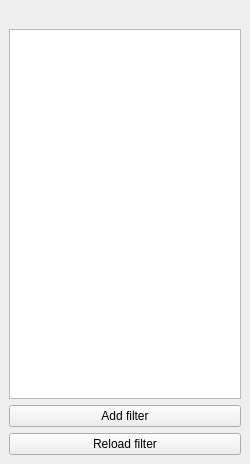
This is SeaGoatVision/client/qt/uifiles/WinFilterList.ui in Octets/SeaGoatVision as Qt 5 draws it before an edit. The edited form follows.
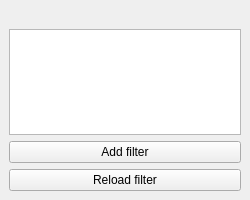
This is the edited form.

Commit message: Qt: Change minimum size qt widget. To support 1024/768

```diff
--- a/SeaGoatVision/client/qt/uifiles/WinFilterList.ui
+++ b/SeaGoatVision/client/qt/uifiles/WinFilterList.ui
@@ -7,13 +7,13 @@
     <x>0</x>
     <y>0</y>
     <width>250</width>
-    <height>464</height>
+    <height>200</height>
    </rect>
   </property>
   <property name="minimumSize">
    <size>
     <width>250</width>
-    <height>250</height>
+    <height>200</height>
    </size>
   </property>
   <property name="features">
```
The commit also changes 1 other file.
